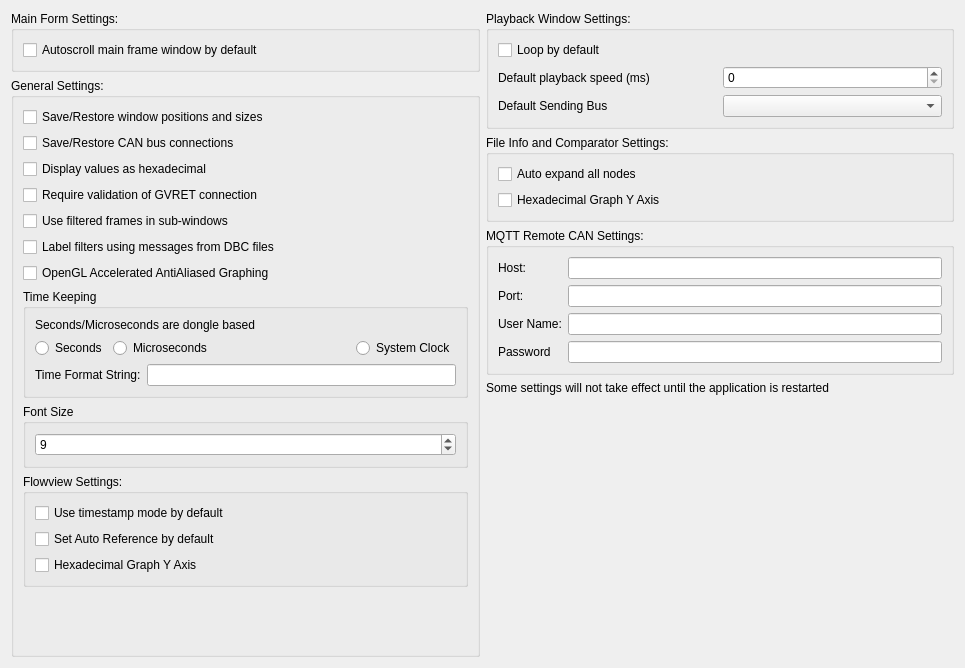
Above: ui/mainsettingsdialog.ui from collin80/SavvyCAN before the change. Below: the same form after it.
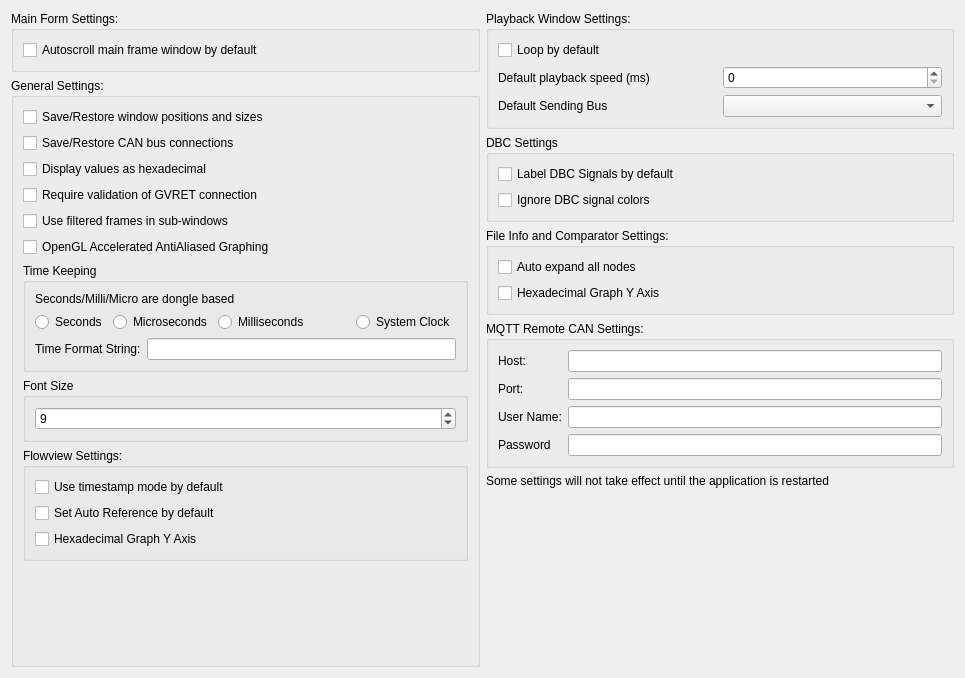
That is the form after the change.

Commit message: Added two modes - millisecond timestamps for frames and a way to ignore colors set in DBC files

The edit to the form file:
```diff
--- a/ui/mainsettingsdialog.ui
+++ b/ui/mainsettingsdialog.ui
@@ -7,7 +7,7 @@
     <x>0</x>
     <y>0</y>
     <width>965</width>
-    <height>668</height>
+    <height>678</height>
    </rect>
   </property>
   <property name="windowTitle">
@@ -73,13 +73,6 @@
           </property>
          </widget>
         </item>
-        <item>
-         <widget class="QCheckBox" name="cbFilterLabeling">
-          <property name="text">
-           <string>Label filters using messages from DBC files</string>
-          </property>
-         </widget>
-        </item>
         <item>
          <widget class="QCheckBox" name="cbUseOpenGL">
           <property name="text">
@@ -96,7 +89,7 @@
            <item>
             <widget class="QLabel" name="label_3">
              <property name="text">
-              <string>Seconds/Microseconds are dongle based</string>
+              <string>Seconds/Milli/Micro are dongle based</string>
              </property>
             </widget>
            </item>
@@ -116,6 +109,13 @@
                </property>
               </widget>
              </item>
+             <item>
+              <widget class="QRadioButton" name="rbMillis">
+               <property name="text">
+                <string>Milliseconds</string>
+               </property>
+              </widget>
+             </item>
              <item>
               <spacer name="horizontalSpacer">
                <property name="orientation">
@@ -275,6 +275,29 @@
        </layout>
       </widget>
      </item>
+     <item>
+      <widget class="QGroupBox" name="groupBox_9">
+       <property name="title">
+        <string>DBC Settings</string>
+       </property>
+       <layout class="QVBoxLayout" name="verticalLayout_10">
+        <item>
+         <widget class="QCheckBox" name="cbFilterLabeling">
+          <property name="text">
+           <string>Label DBC Signals by default</string>
+          </property>
+         </widget>
+        </item>
+        <item>
+         <widget class="QCheckBox" name="cbIgnoreDBCColors">
+          <property name="text">
+           <string>Ignore DBC signal colors</string>
+          </property>
+         </widget>
+        </item>
+       </layout>
+      </widget>
+     </item>
      <item>
       <widget class="QGroupBox" name="groupBox_5">
        <property name="title">
```
The commit also changes 7 other files.
